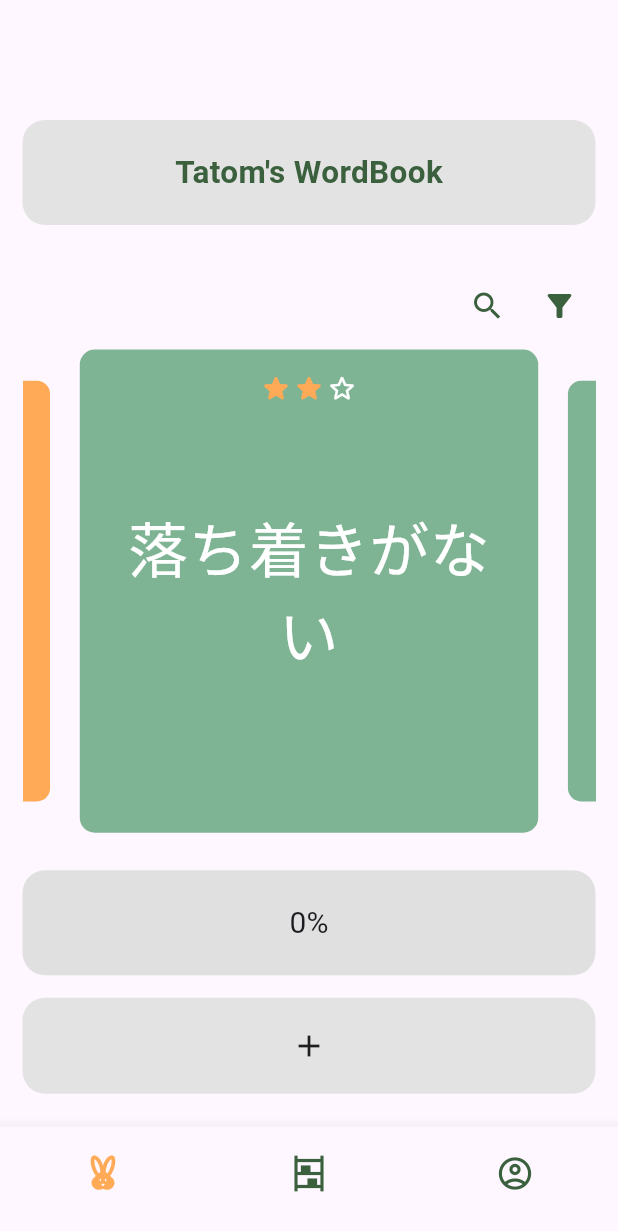
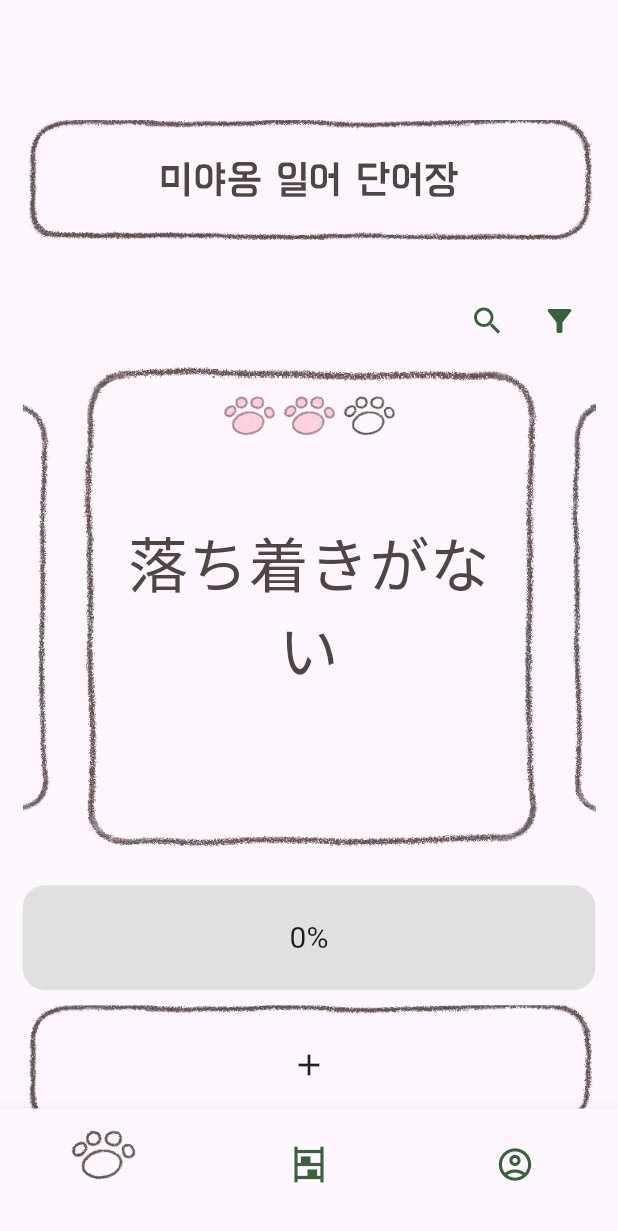
Before and after one commit to Summerzzang/myVeryWorkbook, a Flutter app: the screen it shows after launch, on a phone screen of 412 x 824 dp. Shown: the top 1231 px of the screen. Run offline on Flutter 3.47's test engine with Material 3 defaults, Android fonts, the phone set to English and light mode, and no system bars; drawn by our look-alikes of carousel_slider, percent_indicator.

Commit message:
Start decorating UI

```diff
--- a/lib/main.dart
+++ b/lib/main.dart
@@ -66,18 +66,24 @@ class _MyAppState extends State<MyApp> {
               currentIndex = newIndex;
             });
           },
-          items: const [
+          items: [
             BottomNavigationBarItem(
-              icon: Padding(
-                padding: EdgeInsets.only(top: 10.0),
-                child: Icon(
-                  Icons.cruelty_free,
-                  size: 28,
+              icon: Container(
+                padding: const EdgeInsets.only(top: 10.0),
+                width: 50,
+                height: 50,
+                decoration: const BoxDecoration(
+                  image: DecorationImage(
+                    image: AssetImage(
+                      'assets/icons/paw_lined.png',
+                    ),
+                    fit: BoxFit.cover,
+                  ),
                 ),
               ),
               label: "",
             ),
-            BottomNavigationBarItem(
+            const BottomNavigationBarItem(
               icon: Padding(
                 padding: EdgeInsets.only(top: 10.0),
                 child: Icon(
@@ -87,7 +93,7 @@ class _MyAppState extends State<MyApp> {
               ),
               label: "",
             ),
-            BottomNavigationBarItem(
+            const BottomNavigationBarItem(
               icon: Padding(
                 padding: EdgeInsets.only(top: 10.0),
                 child: Icon(
--- a/lib/pages/create_word.dart
+++ b/lib/pages/create_word.dart
@@ -38,7 +38,13 @@ class _CreateWordPageState extends State<CreateWordPage> {
     WordbookService wordBookService = context.read<WordbookService>();
     return Scaffold(
       appBar: AppBar(
-        title: const Text('단어 생성'),
+        title: const Text(
+          '단어 생성',
+          style: TextStyle(
+            fontFamily: 'hannaAir',
+            fontSize: 25,
+          ),
+        ),
       ),
       body: Padding(
         padding: const EdgeInsets.all(16.0),
@@ -63,6 +69,9 @@ class _CreateWordPageState extends State<CreateWordPage> {
               cursorColor: DecoConst.blackFontColor,
               controller: _textController2,
               decoration: inputDecorationFunc("의미", errorController2),
+              style: const TextStyle(
+                fontFamily: 'hannaAir',
+              ),
               onChanged: (value) {
                 if (value.isNotEmpty) {
                   setState(() {
@@ -126,6 +135,7 @@ class _CreateWordPageState extends State<CreateWordPage> {
       labelText: labelText,
       labelStyle: const TextStyle(
         color: DecoConst.blackFontColor,
+        fontFamily: 'hannaAir',
       ),
       // filled: true,
       // fillColor: DecoConst.mainColor,
--- a/lib/pages/homepage.dart
+++ b/lib/pages/homepage.dart
@@ -30,21 +30,28 @@ class _HomepageState extends State<Homepage> {
               height: 80,
             ),
             Container(
-              padding: const EdgeInsets.symmetric(horizontal: 15, vertical: 20),
+              // padding: const EdgeInsets.symmetric(horizontal: 15, vertical: 20),
               alignment: Alignment.center,
+              height: 80,
               decoration: BoxDecoration(
                 borderRadius: BorderRadius.circular(15),
-                color: DecoConst.lightGreyColor,
+                color: Colors.transparent,
+                image: const DecorationImage(
+                  image: AssetImage('assets/images/title_box.png'),
+                  fit: BoxFit.fitWidth,
+                ),
               ),
               child: Selector<WordbookService, String>(
                 selector: (context, service) => service.currentWordBookId,
                 builder: (context, service, child) {
                   return Text(
                     context.read<WordbookService>().currentWordBook.title,
+                    textAlign: TextAlign.center,
                     style: const TextStyle(
-                      fontSize: 21,
+                      fontFamily: 'hannaAir',
+                      fontSize: 28,
                       fontWeight: FontWeight.bold,
-                      color: DecoConst.secondColor,
+                      color: DecoConst.blackFontColor,
                     ),
                   );
                 },
@@ -110,14 +117,15 @@ class _HomepageState extends State<Homepage> {
                 _carouselController.jumpToPage(0);
               },
               child: Container(
-                width: double.infinity,
-                padding:
-                    const EdgeInsets.symmetric(horizontal: 15, vertical: 20),
                 alignment: Alignment.center,
-                margin: const EdgeInsets.symmetric(vertical: 5),
+                height: 80,
                 decoration: BoxDecoration(
                   borderRadius: BorderRadius.circular(15),
-                  color: DecoConst.lightGreyColor,
+                  color: Colors.transparent,
+                  image: const DecorationImage(
+                    image: AssetImage('assets/images/title_box.png'),
+                    fit: BoxFit.fitWidth,
+                  ),
                 ),
                 child: const Icon(
                   Icons.add,
--- a/lib/service/dummy_data.dart
+++ b/lib/service/dummy_data.dart
@@ -34,6 +34,6 @@ final List<Word> dummyContents = [
 ];
 
 List<WordBook> dataSource = [
-  WordBook(title: "Tatom's WordBook", contents: dummyContents, id: 'dummy'),
+  WordBook(title: "미야옹 일어 단어장", contents: dummyContents, id: 'dummy'),
   WordBook(title: "SUzie's Japanese", contents: [], id: 'dummy2')
 ];
--- a/lib/theme/deco_const.dart
+++ b/lib/theme/deco_const.dart
@@ -5,7 +5,7 @@ abstract class DecoConst {
   static const Color secondColor = Color.fromARGB(255, 58, 96, 61);
   static const Color cardColor = Color.fromARGB(255, 126, 179, 148);
   static const Color buttonColor = Color.fromARGB(255, 254, 218, 152);
-  static const Color blackFontColor = Color.fromARGB(255, 58, 58, 58);
+  static const Color blackFontColor = Color.fromARGB(255, 81, 68, 68);
   static const Color whiteFontColor = Color.fromARGB(255, 255, 255, 255);
   static const Color lightGreyColor = Color.fromARGB(255, 228, 227, 227);
 }
--- a/lib/widget/word_card.dart
+++ b/lib/widget/word_card.dart
@@ -91,9 +91,13 @@ class _WordCardState extends State<WordCard>
                   height: 180,
                   decoration: BoxDecoration(
                       borderRadius: BorderRadius.circular(10),
-                    color: word.checked == 3
-                        ? DecoConst.mainColor
-                        : _animations.colorAnimation.value,
+                      image: const DecorationImage(
+                        image: AssetImage('assets/images/card_box.png'),
+                        fit: BoxFit.fitWidth,
+                      )
+                      // color: word.checked == 3
+                      //     ? DecoConst.mainColor
+                      //     : _animations.colorAnimation.value,
                       ),
                   child: _showMeaning
                       ? Center(
@@ -102,7 +106,7 @@ class _WordCardState extends State<WordCard>
                             textAlign: TextAlign.center,
                             style: const TextStyle(
                               fontSize: 38,
-                              color: DecoConst.whiteFontColor,
+                              color: DecoConst.blackFontColor,
                             ),
                           ),
                         )
@@ -117,7 +121,7 @@ class _WordCardState extends State<WordCard>
                                   textAlign: TextAlign.center,
                                   style: const TextStyle(
                                     fontSize: 40,
-                                    color: DecoConst.whiteFontColor,
+                                    color: DecoConst.blackFontColor,
                                   ),
                                 ),
                               ),
@@ -131,18 +135,25 @@ class _WordCardState extends State<WordCard>
                                   (index) {
                                     return Transform.rotate(
                                         angle: index == word.checked - 1
-                                          ? _animations.rotationAnimation.value
+                                            ? _animations
+                                                .rotationAnimation.value
                                             : 0.0,
-                                      child: Icon(
+                                        child: Container(
+                                          padding:
+                                              const EdgeInsets.only(top: 10.0),
+                                          width: 40,
+                                          height: 40,
+                                          decoration: BoxDecoration(
+                                            image: DecorationImage(
+                                              image: AssetImage(
                                                 word.checked > index
-                                            ? Icons.star_rounded
-                                            : Icons.star_border_rounded,
-                                        color: word.checked > index
-                                            ? DecoConst.mainColor
-                                            : DecoConst.whiteFontColor,
-                                        size: 22,
+                                                    ? 'assets/icons/paw_pink.png'
+                                                    : 'assets/icons/paw_lined.png',
                                               ),
-                                    );
+                                              fit: BoxFit.cover,
+                                            ),
+                                          ),
+                                        ));
                                   },
                                 ),
                               ),
```
Also changed, not shown: pubspec.yaml (+7 -29 lines), assets/fonts/hannaAir.ttf (added), assets/icons/IMG_0852.PNG (added), assets/icons/paw_lined.png (added), assets/icons/paw_pink.png (added), assets/images/card_box.png (added), assets/images/title_box.png (added), 1 other file. Lines whose indentation alone changed are shown as unchanged.
